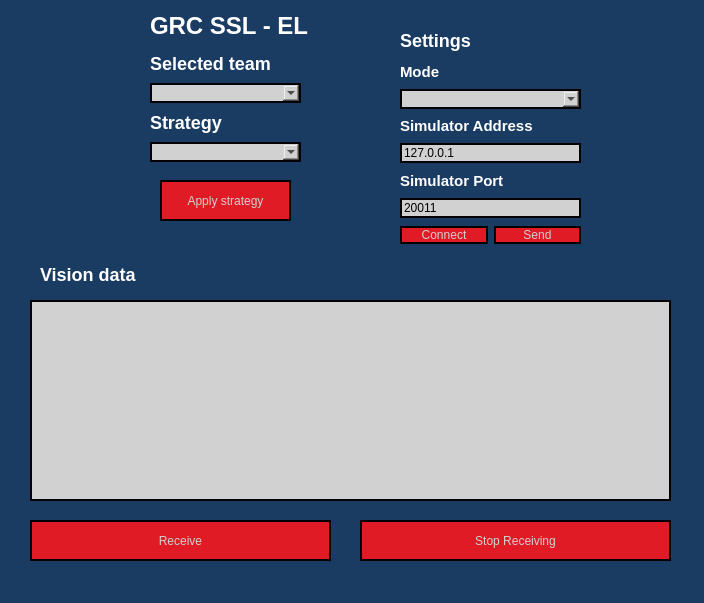
This is mainwindow.ui in Grupo-de-Robotica-Competitiva-GRC/SSL-GRC as Qt 5 draws it before an edit. The edited form follows.
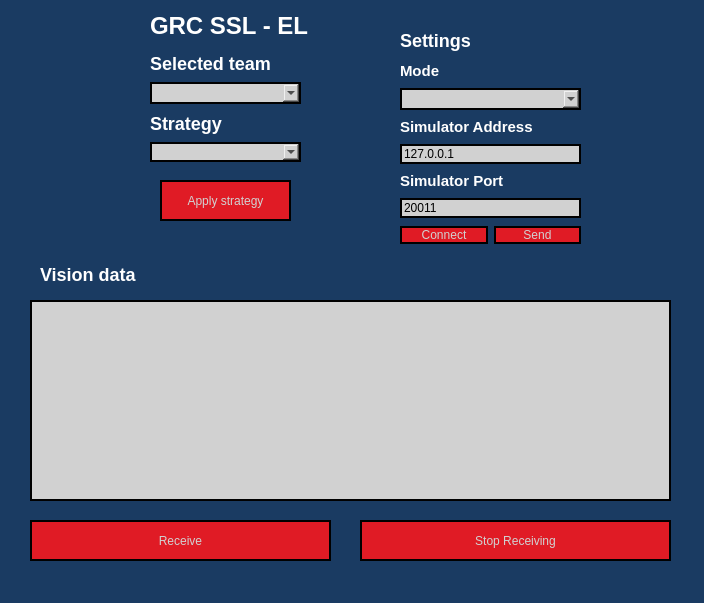
This is the edited form. Icons and pictures are not drawn.

Commit message: solving text color problem

Diff of the .ui file:
```diff
--- a/mainwindow.ui
+++ b/mainwindow.ui
@@ -457,6 +457,7 @@
        <property name="styleSheet">
         <string notr="true">background-color: #D1D1D1;
 color:  Black;
+padding: 1px 18px 1px 3px;
 border: 2px solid black;
 </string>
        </property>
@@ -717,11 +718,14 @@
      </item>
      <item>
       <widget class="QComboBox" name="mode">
+       <property name="autoFillBackground">
+        <bool>false</bool>
+       </property>
        <property name="styleSheet">
         <string notr="true">background-color: #D1D1D1;
 color:  Black;
-border: 2px solid black;
-</string>
+padding: 1px 18px 1px 3px;
+border: 2px solid black;</string>
        </property>
        <property name="editable">
         <bool>false</bool>
```
